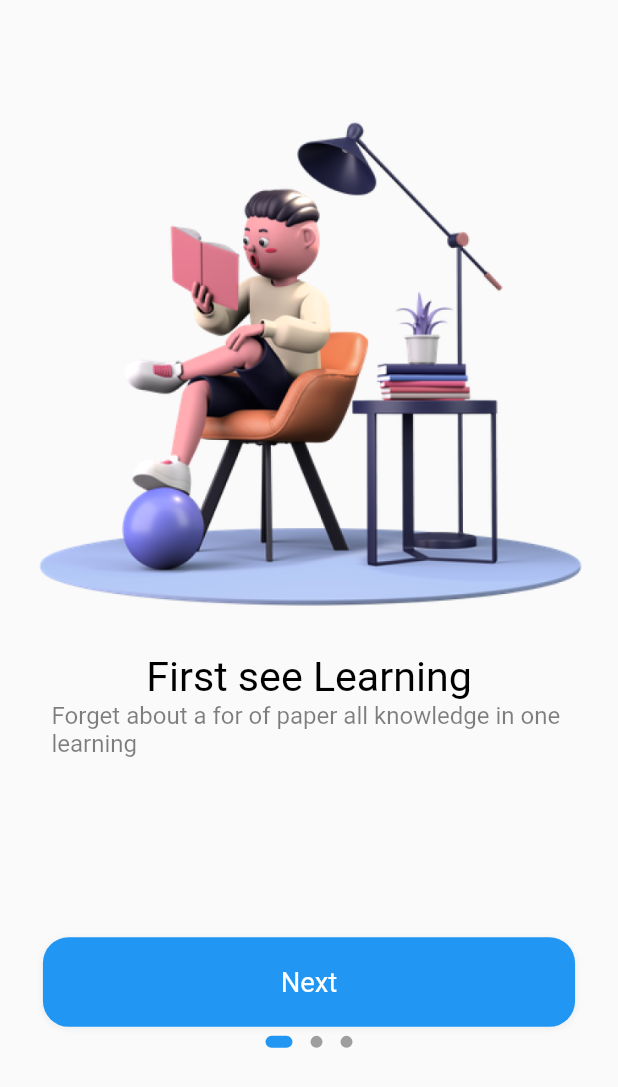
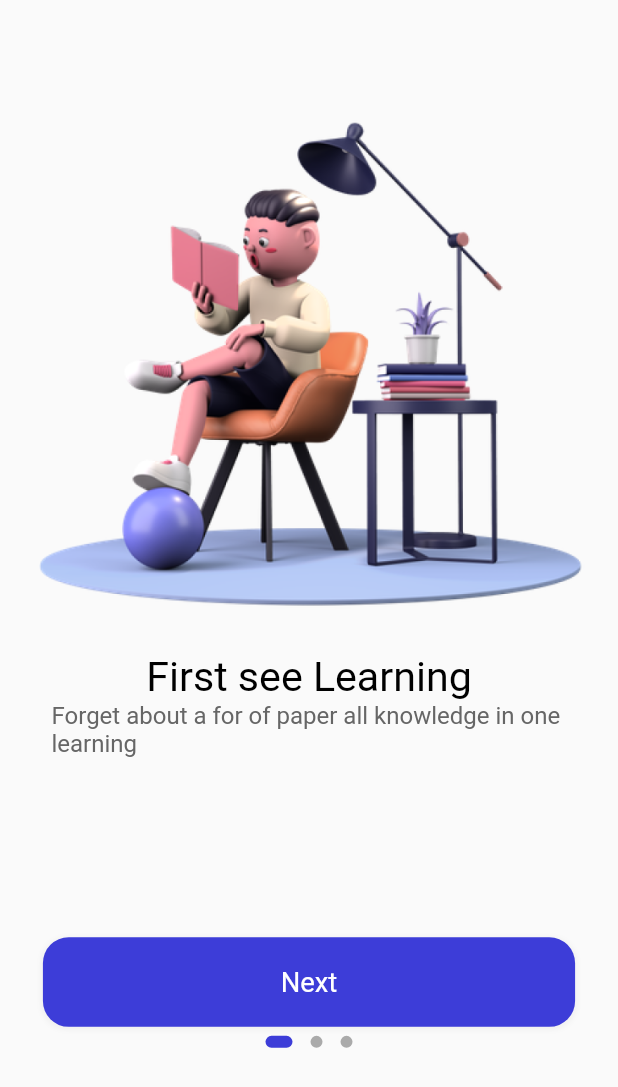
Before and after one commit to Manoj882/bloc_tutorial, a Flutter app: the Welcomepage screen opened directly, on a phone screen of 412 x 824 dp. Shown: the top 1087 px of the screen. Run offline on Flutter 3.47's test engine with Material 2 defaults, Android fonts, the phone set to English and light mode, and no system bars; drawn by our look-alikes of dots_indicator; our stand-ins replace bloc, cloud_firestore, equatable, flutter_bloc, flutter_screenutil; accounts and stored records are empty.

Commit message:
added custom colors

```diff
--- a/lib/bloc_counter_example/app_blocs.dart
+++ b/lib/bloc_counter_example/app_blocs.dart
@@ -4,6 +4,7 @@
 
 class AppBlocs extends Bloc<AppEvents, AppStates> {
   AppBlocs() : super(InitStates()) {
+    print('App Bloc');
     on<Increment>((event, emit) {
       emit(AppStates(counter: state.counter + 1));
       // print(state.counter);
--- a/lib/blocs/welcome_bloc/welcome_bloc.dart
+++ b/lib/blocs/welcome_bloc/welcome_bloc.dart
@@ -5,6 +5,7 @@
 
 class WelcomeBloc extends Bloc<WelcomeEvent, WelcomeState>{
   WelcomeBloc() : super(WelcomeState()){
+    print('Welcome Bloc');
     on<WelcomeEvent>((event,emit){
       emit(WelcomeState(page: state.page));
     });
--- /dev/null
+++ b/lib/common/values/colors.dart
@@ -0,0 +1,29 @@
+import 'dart:ui';
+
+class AppColors {
+
+  /// white background
+  static const Color primaryBackground = Color.fromARGB(255, 255, 255, 255);
+  /// grey background
+  static const Color primarySecondaryBackground = Color.fromARGB(255, 247, 247, 249);
+  /// main widget color blue
+  static const Color primaryElement = Color.fromARGB(255, 61, 61, 216);
+  /// main text color black
+  static const Color primaryText = Color.fromARGB(255, 0, 0, 0);
+  // video backgroun color
+  static const Color primary_bg = Color.fromARGB(210, 32, 47, 62);
+  /// main widget text color white
+  static const Color primaryElementText = Color.fromARGB(255, 255, 255, 255);
+  // main widget text color grey
+  static const Color primarySecondaryElementText = Color.fromARGB(255, 102, 102, 102);
+  // main widget third color grey
+  static const Color primaryThirdElementText = Color.fromARGB(255, 170, 170, 170);
+
+  static const Color primaryFourthElementText = Color.fromARGB(255, 204, 204, 204);
+  //state color
+  static const Color primaryElementStatus = Color.fromARGB(255, 88, 174, 127);
+
+  static const Color primaryElementBg = Color.fromARGB(255, 238, 121, 99);
+
+
+}
--- a/lib/pages/welcome_pages/welcome_page.dart
+++ b/lib/pages/welcome_pages/welcome_page.dart
@@ -1,6 +1,8 @@
 import 'package:bloc_tutorial/blocs/welcome_bloc/welcome_bloc.dart';
 import 'package:bloc_tutorial/blocs/welcome_bloc/welcome_event.dart';
 import 'package:bloc_tutorial/blocs/welcome_bloc/welcome_state.dart';
+import 'package:bloc_tutorial/common/values/colors.dart';
+import 'package:bloc_tutorial/main.dart';
 
 import 'package:dots_indicator/dots_indicator.dart';
 import 'package:flutter/material.dart';
@@ -15,6 +17,7 @@
 }
 
 class _WelcomepageState extends State<Welcomepage> {
+  PageController pageController = PageController(initialPage: 0);
   @override
   Widget build(BuildContext context) {
     return Container(
@@ -28,6 +31,7 @@
               alignment: Alignment.topCenter,
               children: [
                 PageView(
+                  controller: pageController,
                   onPageChanged: (index) {
                     state.page = index;
                     BlocProvider.of<WelcomeBloc>(context).add(WelcomeEvent());
@@ -66,8 +70,8 @@
                     dotsCount: 3,
                     mainAxisAlignment: MainAxisAlignment.center,
                     decorator: DotsDecorator(
-                      color: Colors.grey,
-                      activeColor: Colors.blue,
+                      color: AppColors.primaryThirdElementText,
+                      activeColor: AppColors.primaryElement,
                       size: const Size.square(8.0),
                       activeSize: const Size(18.0, 8.0),
                       activeShape: RoundedRectangleBorder(
@@ -106,7 +110,7 @@
           child: Text(
             title,
             style: TextStyle(
-              color: Colors.black,
+              color: AppColors.primaryText,
               fontSize: 24.sp,
               fontWeight: FontWeight.normal,
             ),
@@ -118,18 +122,35 @@
           child: Text(
             subTitle,
             style: TextStyle(
-              color: Colors.black.withOpacity(0.5),
+              color: AppColors.primarySecondaryElementText,
               fontSize: 14.sp,
               fontWeight: FontWeight.normal,
             ),
           ),
         ),
-        Container(
+        GestureDetector(
+          onTap: () {
+            //within 0-2 index
+            if (index < 3) {
+              //animation
+              pageController.animateToPage(
+                index,
+                duration: const Duration(milliseconds: 500),
+                curve: Curves.easeIn,
+              );
+            } else {
+              //jump to a new page
+              //Navigator.of(context).push(MaterialPageRoute(builder: (context) => MyHomePage()));
+              // Navigator.of(context).pushNamedAndRemoveUntil('/myHomePage', (route) => false);
+              Navigator.of(context).pushNamedAndRemoveUntil('signIn', (route) => false);
+            }
+          },
+          child: Container(
             margin: EdgeInsets.only(top: 100.h, left: 25.w, right: 25.w),
             width: 325.w,
             height: 50.h,
             decoration: BoxDecoration(
-            color: Colors.blue,
+              color: AppColors.primaryElement,
               borderRadius: BorderRadius.all(Radius.circular(15.w)),
               boxShadow: [
                 BoxShadow(
@@ -151,6 +172,7 @@
               ),
             ),
           ),
+        ),
       ],
     );
   }
--- a/pubspec.yaml
+++ b/pubspec.yaml
@@ -68,6 +68,7 @@
   # To add assets to your application, add an assets section, like this:
   assets:
     - assets/images/
+    - assets/icons/
   #   - images/a_dot_ham.jpeg
 
   # An image asset can refer to one or more resolution-specific "variants", see
```
Also changed, not shown: lib/main.dart (+33 -11 lines), lib/pages/sign_in/sign_in.dart (added, +55 -0 lines), lib/pages/sign_in/widgets/sign_in_widget.dart (added, +196 -0 lines). Lines whose indentation alone changed are shown as unchanged.
